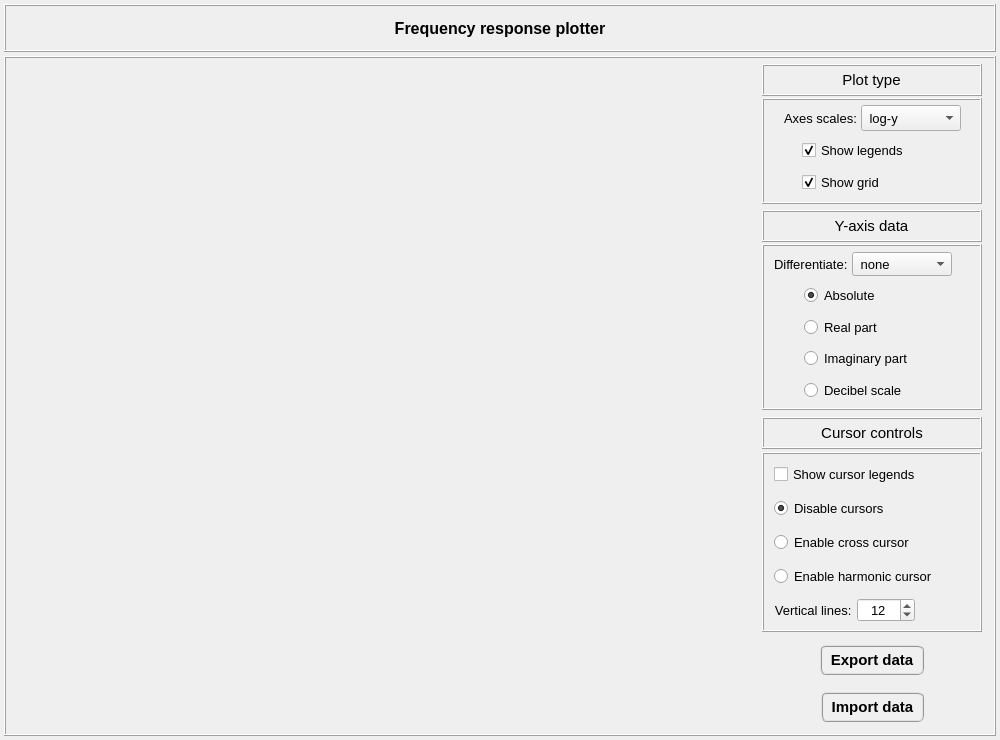
Before: the Qt Designer form vibra/interface/data/ui_files/plots/general/frequency_response_plot.ui in MOPT-UFSC/VIBRA, drawn with Qt 5.
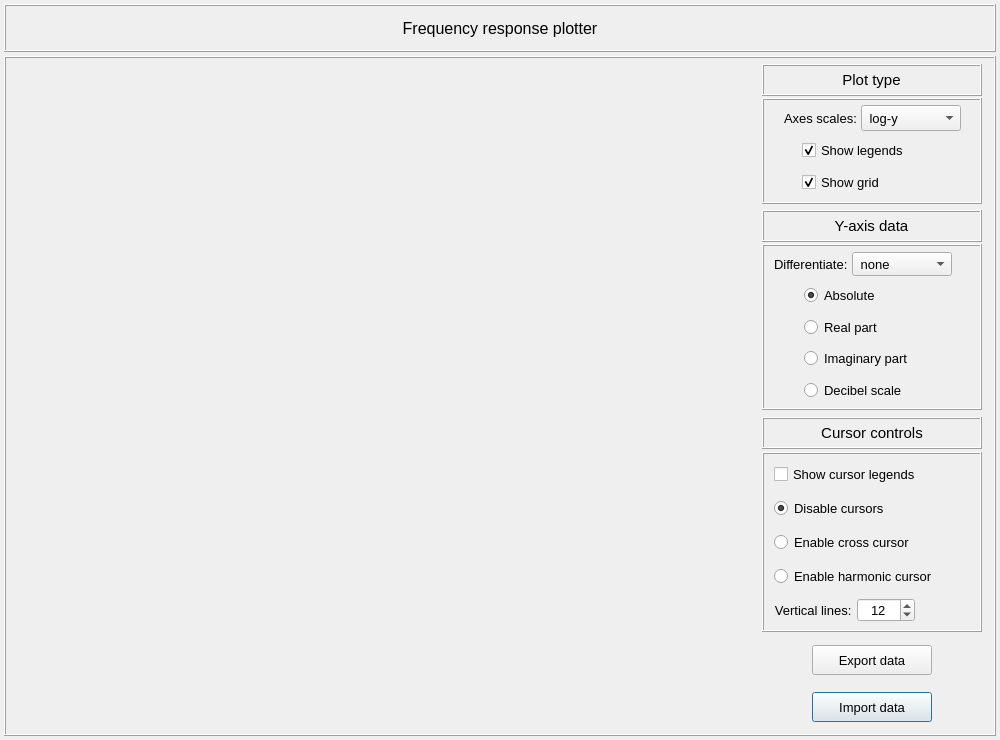
After: the same form once the commit is applied.

Diff of the .ui file:
```diff
--- a/vibra/interface/data/ui_files/plots/general/frequency_response_plot.ui
+++ b/vibra/interface/data/ui_files/plots/general/frequency_response_plot.ui
@@ -170,63 +170,40 @@
             <property name="spacing">
              <number>2</number>
             </property>
-            <item row="0" column="1">
+            <item row="0" column="0">
              <widget class="QPushButton" name="pushButton_import_data">
               <property name="enabled">
                <bool>true</bool>
               </property>
               <property name="minimumSize">
                <size>
-                <width>0</width>
+                <width>120</width>
                 <height>30</height>
                </size>
               </property>
               <property name="maximumSize">
                <size>
-                <width>260</width>
+                <width>120</width>
                 <height>30</height>
                </size>
               </property>
               <property name="font">
                <font>
                 <family>MS Shell Dlg 2</family>
-                <pointsize>11</pointsize>
-                <weight>75</weight>
+                <pointsize>10</pointsize>
+                <weight>50</weight>
                 <italic>false</italic>
-                <bold>true</bold>
+                <bold>false</bold>
                </font>
               </property>
               <property name="styleSheet">
-               <string notr="true">QPushButton{border-radius: 6px; border-color: rgb(150, 150, 150); border-style: ridge; border-width: 2px; color: rgb(0, 0, 0); background-color: rgb(240, 240, 240); font: 75 bold 11pt &quot;MS Shell Dlg 2&quot;}
-QPushButton:hover{border-radius: 6px; border-color: rgb(0, 170, 255); border-style: ridge; border-width: 2px; color: rgb(0, 0, 0); background-color: rgba(174, 213, 255, 100); font: 75 bold 11pt &quot;MS Shell Dlg 2&quot;}
-QPushButton:pressed{border-radius: 6px; border-color: rgb(0, 170, 255); border-style: ridge; border-width: 3px; color: rgb(0, 0, 0); background-color: rgb(174, 213, 255); font: 75 bold 11pt &quot;MS Shell Dlg 2&quot;}
-QPushButton:disabled{border-radius: 6px; border-color: rgb(150, 150, 150); border-style: ridge; border-width: 3px; color: rgb(150, 150, 150); background-color: rgb(200, 200, 200); font: 75 bold 11pt &quot;MS Shell Dlg 2&quot;}</string>
+               <string notr="true"/>
               </property>
               <property name="text">
                <string>  Import data  </string>
               </property>
              </widget>
             </item>
-            <item row="0" column="0">
-             <widget class="QFrame" name="frame_adj_left">
-              <property name="frameShape">
-               <enum>QFrame::NoFrame</enum>
-              </property>
-              <property name="frameShadow">
-               <enum>QFrame::Raised</enum>
-              </property>
-             </widget>
-            </item>
-            <item row="0" column="2">
-             <widget class="QFrame" name="frame_adj_right">
-              <property name="frameShape">
-               <enum>QFrame::NoFrame</enum>
-              </property>
-              <property name="frameShadow">
-               <enum>QFrame::Raised</enum>
-              </property>
-             </widget>
-            </item>
            </layout>
           </widget>
          </item>
@@ -1838,63 +1815,40 @@
             <property name="spacing">
              <number>2</number>
             </property>
-            <item row="0" column="1">
+            <item row="0" column="0">
              <widget class="QPushButton" name="pushButton_export_data">
               <property name="enabled">
                <bool>true</bool>
               </property>
               <property name="minimumSize">
                <size>
-                <width>0</width>
+                <width>120</width>
                 <height>30</height>
                </size>
               </property>
               <property name="maximumSize">
                <size>
-                <width>260</width>
+                <width>120</width>
                 <height>30</height>
                </size>
               </property>
               <property name="font">
                <font>
                 <family>MS Shell Dlg 2</family>
-                <pointsize>11</pointsize>
-                <weight>75</weight>
+                <pointsize>10</pointsize>
+                <weight>50</weight>
                 <italic>false</italic>
-                <bold>true</bold>
+                <bold>false</bold>
                </font>
               </property>
               <property name="styleSheet">
-               <string notr="true">QPushButton{border-radius: 6px; border-color: rgb(150, 150, 150); border-style: ridge; border-width: 2px; color: rgb(0, 0, 0); background-color: rgb(240, 240, 240); font: 75 bold 11pt &quot;MS Shell Dlg 2&quot;}
-QPushButton:hover{border-radius: 6px; border-color: rgb(0, 170, 255); border-style: ridge; border-width: 2px; color: rgb(0, 0, 0); background-color: rgba(174, 213, 255, 100); font: 75 bold 11pt &quot;MS Shell Dlg 2&quot;}
-QPushButton:pressed{border-radius: 6px; border-color: rgb(0, 170, 255); border-style: ridge; border-width: 3px; color: rgb(0, 0, 0); background-color: rgb(174, 213, 255); font: 75 bold 11pt &quot;MS Shell Dlg 2&quot;}
-QPushButton:disabled{border-radius: 6px; border-color: rgb(150, 150, 150); border-style: ridge; border-width: 3px; color: rgb(150, 150, 150); background-color: rgb(200, 200, 200); font: 75 bold 11pt &quot;MS Shell Dlg 2&quot;}</string>
+               <string notr="true"/>
               </property>
               <property name="text">
                <string>  Export data  </string>
               </property>
              </widget>
             </item>
-            <item row="0" column="0">
-             <widget class="QFrame" name="frame">
-              <property name="frameShape">
-               <enum>QFrame::NoFrame</enum>
-              </property>
-              <property name="frameShadow">
-               <enum>QFrame::Raised</enum>
-              </property>
-             </widget>
-            </item>
-            <item row="0" column="2">
-             <widget class="QFrame" name="frame_2">
-              <property name="frameShape">
-               <enum>QFrame::NoFrame</enum>
-              </property>
-              <property name="frameShadow">
-               <enum>QFrame::Raised</enum>
-              </property>
-             </widget>
-            </item>
            </layout>
           </widget>
          </item>
@@ -1945,8 +1899,8 @@
         <property name="font">
          <font>
           <pointsize>12</pointsize>
-          <weight>75</weight>
-          <bold>true</bold>
+          <weight>50</weight>
+          <bold>false</bold>
          </font>
         </property>
         <property name="text">
```
